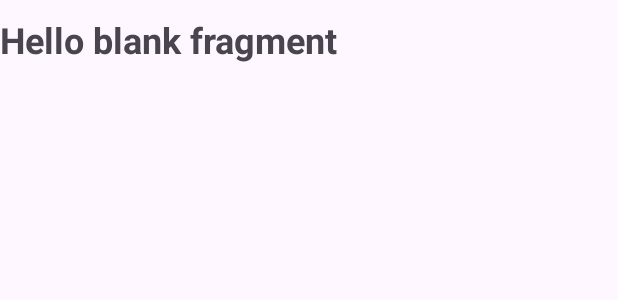
After one commit to pptp78ec/HW_fragments, an Android app: the layout fragment__details.xml on its own in the app's theme, with its tools: preview values and no code run, on a phone screen of 412 x 824 dp. The commit adds this screen. Shown: the top 300 px of the screen. Run offline under Robolectric (Android 15) with nearby library versions, the phone set to English and light mode, and no system bars.

Commit message:
fragments + onselectedlistener in grid

```diff
--- a/app/src/main/java/com/example/hw_fragments/MainActivity.kt
+++ b/app/src/main/java/com/example/hw_fragments/MainActivity.kt
@@ -4,8 +4,11 @@ import androidx.appcompat.app.AppCompatActivity
 import android.os.Bundle
 
 class MainActivity : AppCompatActivity() {
+
+
     override fun onCreate(savedInstanceState: Bundle?) {
         super.onCreate(savedInstanceState)
         setContentView(R.layout.activity_main)
+
     }
 }
--- /dev/null
+++ b/app/src/main/res/layout/fragment__details.xml
@@ -0,0 +1,38 @@
+<?xml version="1.0" encoding="utf-8"?>
+<ScrollView xmlns:android="http://schemas.android.com/apk/res/android"
+    xmlns:tools="http://schemas.android.com/tools"
+    android:layout_width="match_parent"
+    android:layout_height="match_parent"
+    tools:context=".Fragment_Details">
+
+    <LinearLayout
+        android:layout_width="match_parent"
+        android:layout_height="wrap_content"
+        android:orientation="vertical">
+
+        <TextView
+            android:id="@+id/name"
+            android:layout_width="match_parent"
+            android:layout_height="wrap_content"
+            android:layout_marginTop="10dp"
+            android:text="@string/hello_blank_fragment"
+            android:textSize="24sp"
+            android:textStyle="bold" />
+
+        <TextView
+            android:id="@+id/namesakedate"
+            android:layout_width="match_parent"
+            android:layout_height="wrap_content"
+            android:layout_marginTop="20dp" />
+
+        <TextView
+            android:id="@+id/description"
+            android:layout_width="match_parent"
+            android:layout_height="wrap_content"
+            android:layout_marginTop="10dp" />
+
+
+    </LinearLayout>
+
+
+</ScrollView>
--- a/app/src/main/res/values/strings.xml
+++ b/app/src/main/res/values/strings.xml
@@ -1,3 +1,6 @@
 <resources>
     <string name="app_name">HW_fragments</string>
+    <!-- TODO: Remove or change this placeholder text -->
+    <string name="hello_blank_fragment">Hello blank fragment</string>
+    <string name="namesakeday">Даты именин</string>
 </resources>
```
Also changed, not shown: app/src/main/java/com/example/hw_fragments/Fragment_Details.kt (added, +54 -0 lines), app/src/main/java/com/example/hw_fragments/Fragment_gridview.kt (added, +103 -0 lines), app/src/main/res/layout/fragment_gridview.xml (added, +11 -0 lines), app/src/main/res/layout/grid_item.xml (added, +7 -0 lines).
